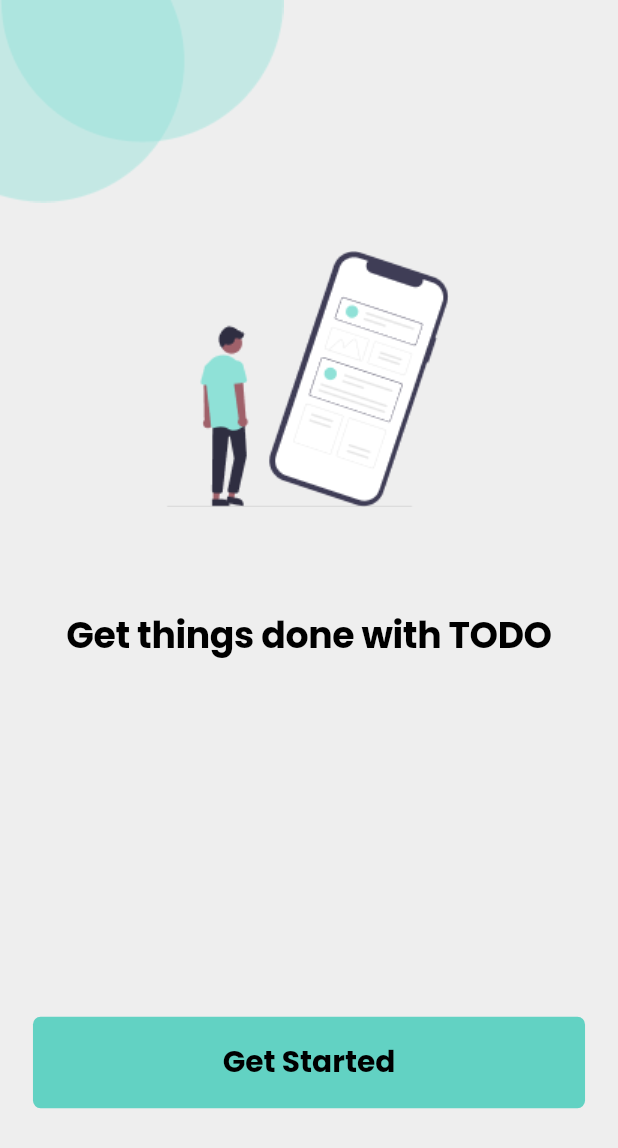
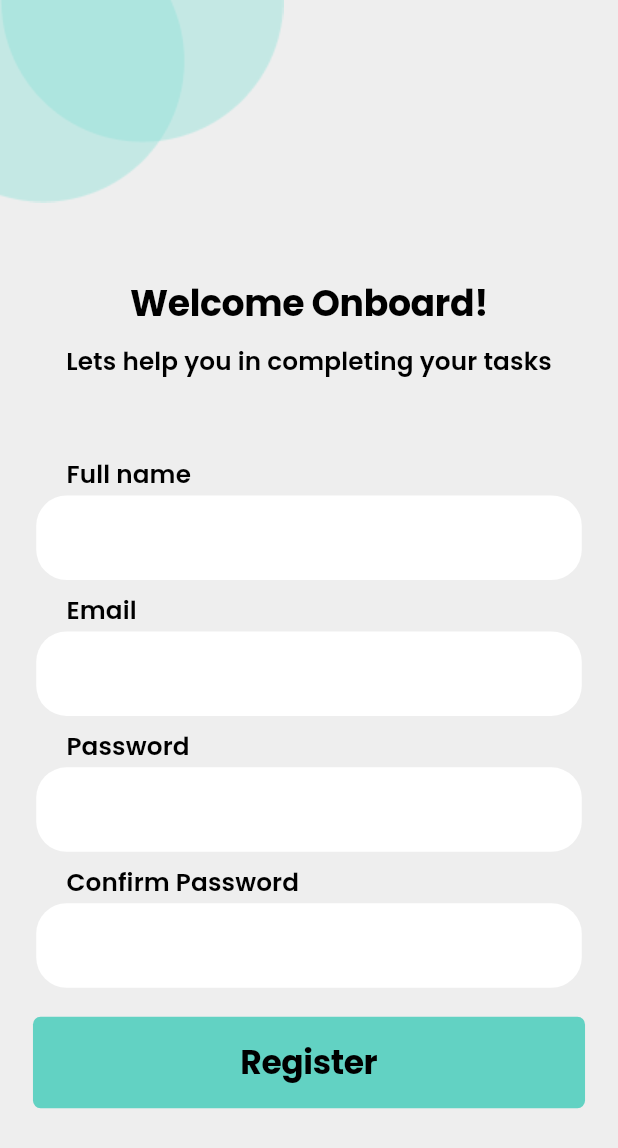
Before and after one commit to mazharaa/todo_app, a Flutter app: the screen it shows after launch, after a tap on "Get Started", on a phone screen of 412 x 824 dp. Shown: the top 1148 px of the screen. Run offline on Flutter 3.47's test engine with Material 3 defaults, Android fonts, the phone set to English and light mode, and no system bars; our stand-ins replace auto_route, flutter_screenutil, get_it, google_fonts, injectable.

Commit message:
Add registration page

```diff
--- a/lib/core/routes/app_router.dart
+++ b/lib/core/routes/app_router.dart
@@ -1,4 +1,5 @@
 import 'package:auto_route/auto_route.dart';
+import 'package:todo_app/presentation/screen/registration_page.dart';
 import 'package:todo_app/presentation/screen/splash_page.dart';
 
 part 'app_router.gr.dart';
@@ -8,5 +9,6 @@ class AppRouter extends _$AppRouter {
   @override
   List<AutoRoute> get routes => [
         AutoRoute(page: SplashRoute.page, initial: true),
+        AutoRoute(page: RegistrationRoute.page),
       ];
 }
--- /dev/null
+++ b/lib/presentation/screen/registration_page.dart
@@ -0,0 +1,71 @@
+import 'package:auto_route/auto_route.dart';
+import 'package:flutter/material.dart';
+import 'package:flutter_screenutil/flutter_screenutil.dart';
+import 'package:todo_app/core/utils/text_theme_extension.dart';
+import 'package:todo_app/core/utils/ui_helper.dart';
+import 'package:todo_app/presentation/screen/widgets/input_field.dart';
+import 'package:todo_app/presentation/screen/widgets/welcome_background.dart';
+
+@RoutePage()
+class RegistrationPage extends StatelessWidget {
+  const RegistrationPage({super.key});
+
+  @override
+  Widget build(BuildContext context) {
+    return Scaffold(
+      body: WelcomeBackground(
+        buttonTitle: 'Register',
+        buttonOnPressed: () {},
+        child: Padding(
+          padding: UiHelper.padding(top: 183.h, horizontal: 20.w),
+          child: Column(
+            crossAxisAlignment: CrossAxisAlignment.stretch,
+            children: [
+              Text(
+                'Welcome Onboard!',
+                style: context.textTheme.displayLarge?.copyWith(
+                  fontSize: 22.sp,
+                ),
+                textAlign: TextAlign.center,
+              ),
+              SizedBox(
+                height: UiHelper.setHeight(13.h),
+              ),
+              Text(
+                'Lets help you in completing your tasks',
+                style: context.textTheme.titleSmall?.copyWith(
+                  fontSize: 15.sp,
+                  fontWeight: FontWeight.w600,
+                ),
+                textAlign: TextAlign.center,
+              ),
+              SizedBox(
+                height: UiHelper.setHeight(50.h),
+              ),
+              const InputField(
+                title: 'Full name',
+                obscureText: false,
+                separator: true,
+              ),
+              const InputField(
+                title: 'Email',
+                obscureText: false,
+                separator: true,
+              ),
+              const InputField(
+                title: 'Password',
+                obscureText: true,
+                separator: true,
+              ),
+              const InputField(
+                title: 'Confirm Password',
+                obscureText: true,
+                separator: true,
+              )
+            ],
+          ),
+        ),
+      ),
+    );
+  }
+}
--- a/lib/presentation/screen/splash_page.dart
+++ b/lib/presentation/screen/splash_page.dart
@@ -1,5 +1,6 @@
 import 'package:auto_route/auto_route.dart';
 import 'package:flutter/material.dart';
+import 'package:todo_app/core/routes/app_router.dart';
 import 'package:todo_app/core/utils/text_theme_extension.dart';
 import 'package:todo_app/presentation/screen/widgets/welcome_background.dart';
 import 'package:flutter_screenutil/flutter_screenutil.dart';
@@ -34,6 +35,7 @@ class SplashPage extends StatelessWidget {
                   'Get things done with TODO',
                   style: context.textTheme.displayLarge?.copyWith(
                     fontSize: 22.sp,
+                    fontWeight: FontWeight.w700,
                   ),
                   textAlign: TextAlign.center,
                 ),
@@ -41,7 +43,7 @@ class SplashPage extends StatelessWidget {
             )
           ],
         ),
-        buttonOnPressed: () {},
+        buttonOnPressed: () => context.router.push(const RegistrationRoute()),
       ),
     );
   }
--- /dev/null
+++ b/lib/presentation/screen/widgets/input_field.dart
@@ -0,0 +1,63 @@
+import 'package:flutter/material.dart';
+import 'package:flutter_screenutil/flutter_screenutil.dart';
+import 'package:todo_app/core/common/color_const.dart';
+import 'package:todo_app/core/utils/text_theme_extension.dart';
+import 'package:todo_app/core/utils/ui_helper.dart';
+
+class InputField extends StatelessWidget {
+  final String title;
+  final bool obscureText;
+  final bool separator;
+
+  const InputField({
+    super.key,
+    required this.title,
+    required this.obscureText,
+    required this.separator,
+  });
+
+  @override
+  Widget build(BuildContext context) {
+    return Column(
+      crossAxisAlignment: CrossAxisAlignment.start,
+      children: [
+        Text(
+          '     $title',
+          style: context.textTheme.titleSmall?.copyWith(
+            fontSize: 15.sp,
+            fontWeight: FontWeight.w600,
+          ),
+        ),
+        SizedBox(
+          height: 2.h,
+        ),
+        TextFormField(
+          onTapOutside: (event) {
+            FocusManager.instance.primaryFocus?.unfocus();
+          },
+          obscureText: obscureText,
+          style: context.textTheme.titleSmall?.copyWith(
+            fontSize: 15.sp,
+            fontWeight: FontWeight.w600,
+            color: ColorConst.darkGrey,
+          ),
+          decoration: InputDecoration(
+            contentPadding:
+                UiHelper.padding(horizontal: 20.w, vertical: 15.7.h),
+            filled: true,
+            fillColor: ColorConst.whiteColor,
+            enabledBorder: OutlineInputBorder(
+              borderSide: BorderSide.none,
+              borderRadius: BorderRadius.circular(20.r),
+            ),
+            focusedBorder: OutlineInputBorder(
+              borderSide: BorderSide.none,
+              borderRadius: BorderRadius.circular(20.r),
+            ),
+          ),
+        ),
+        UiHelper.verticalSpace(8.h)
+      ],
+    );
+  }
+}
--- a/lib/presentation/screen/widgets/welcome_background.dart
+++ b/lib/presentation/screen/widgets/welcome_background.dart
@@ -4,15 +4,15 @@ import 'package:todo_app/core/common/color_const.dart';
 import 'package:todo_app/core/utils/text_theme_extension.dart';
 
 class WelcomeBackground extends StatelessWidget {
-  final Widget child;
   final String buttonTitle;
   final VoidCallback buttonOnPressed;
+  final Widget child;
 
   const WelcomeBackground({
     super.key,
-    required this.child,
     required this.buttonTitle,
     required this.buttonOnPressed,
+    required this.child,
   });
 
   @override
@@ -48,7 +48,7 @@ class WelcomeBackground extends StatelessWidget {
               ),
               child: Text(
                 buttonTitle,
-                style: context.textTheme.displayMedium,
+                style: context.textTheme.displayLarge,
               ),
             ),
           )
```
Also changed, not shown: lib/core/routes/app_router.gr.dart.
